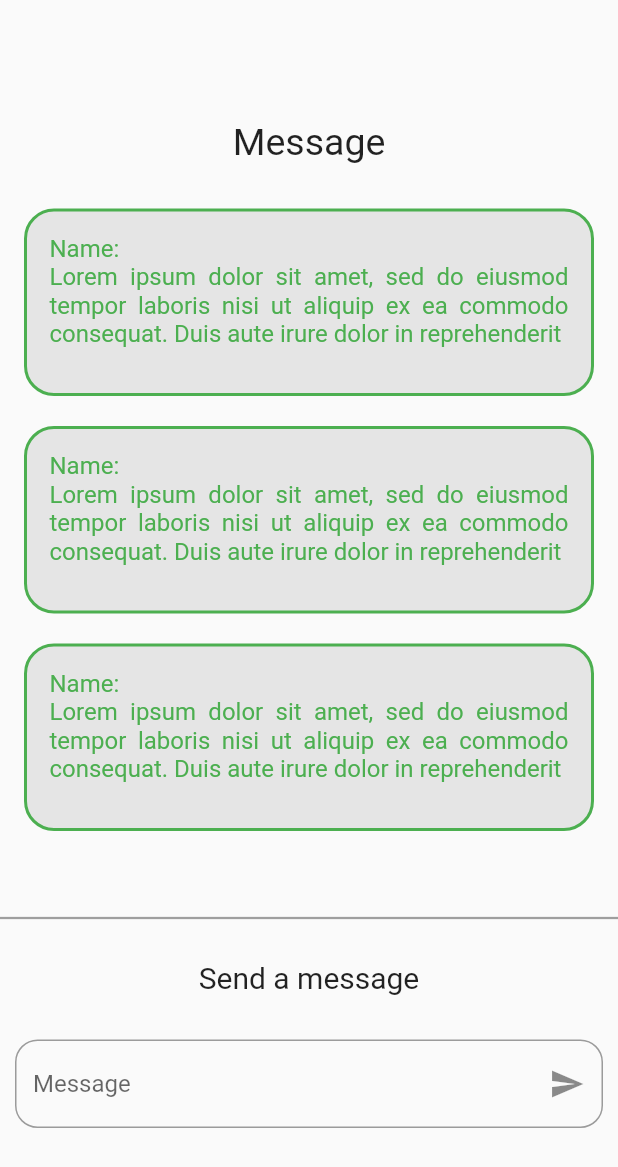
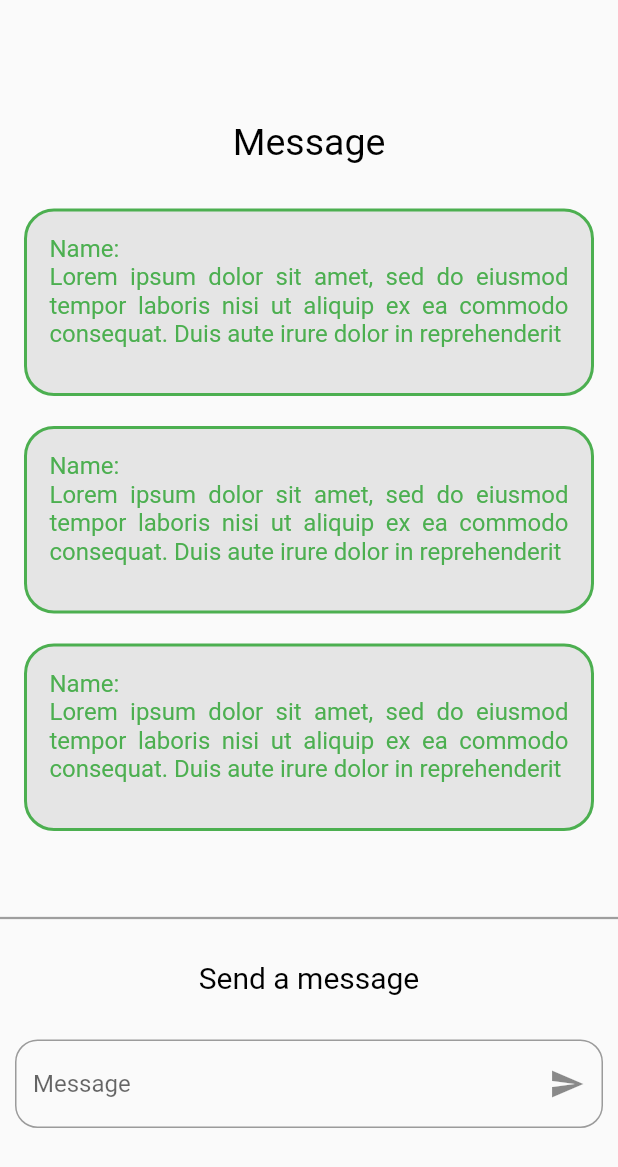
Before and after one commit to ahmadshakir21/flutter_class_assignment, a Flutter app: the screen it shows after launch, after a tap on an icon or button, on a phone screen of 412 x 824 dp. Shown: the top 1167 px of the screen. Run offline on Flutter 3.47's test engine with Material 2 defaults, Android fonts, the phone set to English and light mode, and no system bars; our stand-ins replace font_awesome_flutter; network calls fail.

Commit message:
Third Commit

```diff
--- a/lib/main.dart
+++ b/lib/main.dart
@@ -22,41 +22,6 @@ class MyApp extends StatelessWidget {
   }
 }
 
-_launchURLBrowserLinkedin() async {
-  var url = Uri.parse("https://www.linkedin.com/in/ahmad-shakir-1a6a95226/");
-  if (await canLaunchUrl(url)) {
-    await launchUrl(url);
-  } else {
-    throw 'Could not launch $url';
-  }
-}
-
-_launchURLBrowserFacebook() async {
-  var url = Uri.parse("https://www.facebook.com/Ahmad.Shakir.Khalid");
-  if (await canLaunchUrl(url)) {
-    await launchUrl(url);
-  } else {
-    throw 'Could not launch $url';
-  }
-}
-
-_launchURLBrowserTwitter() async {
-  var url = Uri.parse("https://twitter.com/home");
-  if (await canLaunchUrl(url)) {
-    await launchUrl(url);
-  } else {
-    throw 'Could not launch $url';
-  }
-}
-
-_launchURLBrowserGitHub() async {
-  var url = Uri.parse("https://github.com/ahmadshakir21");
-  if (await canLaunchUrl(url)) {
-    await launchUrl(url);
-  } else {
-    throw 'Could not launch $url';
-  }
-}
 class MyHomePage extends StatefulWidget {
   const MyHomePage({Key? key, required this.title}) : super(key: key);
 
@@ -67,13 +32,41 @@ class MyHomePage extends StatefulWidget {
 }
 
 class _MyHomePageState extends State<MyHomePage> {
-  String linkedinUrl = "https://www.linkedin.com/in/ahmad-shakir-1a6a95226/";
-  String facebookUrl = "https://www.facebook.com/Ahmad.Shakir.Khalid";
-  String twitterUrl = "https://twitter.com/home";
-  String githubUrl = "https://github.com/ahmadshakir21";
+  void _launch(String _url) async {
+    if (!await launch(_url)) throw 'Could not launch $_url';
+  }
 
   @override
   Widget build(BuildContext context) {
+    Widget containerButton(
+        {required String urlText,
+        required IconData icon,
+        required Color color,
+        required VoidCallback onPressed}) {
+      return InkWell(
+        onTap: onPressed,
+        child: Container(
+          color: color,
+          width: 370,
+          height: 50,
+          child: Row(children: [
+            const SizedBox(
+              width: 20,
+            ),
+            FaIcon(icon),
+            const SizedBox(
+              width: 113,
+            ),
+            Text(
+              urlText,
+              textAlign: TextAlign.center,
+              style: const TextStyle(fontSize: 18, fontWeight: FontWeight.w500),
+            )
+          ]),
+        ),
+      );
+    }
+
     return Scaffold(
       body: Column(
         children: [
@@ -109,64 +102,48 @@ class _MyHomePageState extends State<MyHomePage> {
           const SizedBox(
             height: 20,
           ),
-          InkWell(
-           onTap: _launchURLBrowserLinkedin,
-            child: Container(
-              color: Color.fromARGB(171, 160, 154, 216),
-              width: 370,
-              height: 50,
-              child: const ListTile(
-                leading: FaIcon(FontAwesomeIcons.linkedin),
-                title: Text("Linkedin"),
-              ),
-            ),
-          ),
+          containerButton(
+              urlText: "LinkedIn",
+              icon: FontAwesomeIcons.linkedin,
+              color: const Color(0xFF3CACAE),
+              onPressed: () {
+                const url =
+                    "https://www.linkedin.com/in/ahmad-shakir-1a6a95226/";
+                _launch(url);
+              }),
           const SizedBox(
             height: 20,
           ),
-          InkWell(
-            onTap: _launchURLBrowserFacebook,
-
-            child: Container(
-              color: Color.fromARGB(171, 66, 236, 177),
-              width: 370,
-              height: 50,
-              child: const ListTile(
-                leading: FaIcon(FontAwesomeIcons.facebook),
-                title: Text("FaceBook"),
-              ),
-            ),
-          ),
+          containerButton(
+              urlText: "Facebook",
+              icon: FontAwesomeIcons.facebook,
+              color: const Color(0xFFE0A030),
+              onPressed: () {
+                const url = "https://www.facebook.com/Ahmad.Shakir.Khalid";
+                _launch(url);
+              }),
           const SizedBox(
             height: 20,
           ),
-          InkWell(
-            onTap: _launchURLBrowserTwitter,
-            child: Container(
-              color: Color.fromARGB(171, 241, 69, 239),
-              width: 370,
-              height: 50,
-              child: const ListTile(
-                leading: FaIcon(FontAwesomeIcons.twitter),
-                title: Text("Twitter"),
-              ),
-            ),
-          ),
+          containerButton(
+              urlText: "Twitter",
+              icon: FontAwesomeIcons.twitter,
+              color: const Color(0xFFFF2768),
+              onPressed: () {
+                const url = "https://twitter.com/home";
+                _launch(url);
+              }),
           const SizedBox(
             height: 20,
           ),
-          InkWell(
-            onTap: _launchURLBrowserGitHub,
-            child: Container(
-              color: Color.fromARGB(171, 238, 205, 56),
-              width: 370,
-              height: 50,
-              child: const ListTile(
-                leading: FaIcon(FontAwesomeIcons.github),
-                title: Text("Github"),
-              ),
-            ),
-          ),
+          containerButton(
+              urlText: "Github",
+              icon: FontAwesomeIcons.github,
+              color: const Color(0xFFC26DBC),
+              onPressed: () {
+                const url = "https://github.com/ahmadshakir21";
+                _launch(url);
+              }),
           const SizedBox(
             height: 20,
           ),
@@ -190,7 +167,7 @@ class _MyHomePageState extends State<MyHomePage> {
                   radius: 30,
                   backgroundColor: Color.fromARGB(255, 240, 193, 105),
                   child: FaIcon(
-                    FontAwesomeIcons.message,
+                    FontAwesomeIcons.solidMessage,
                     size: 30,
                   )),
             ),
--- a/lib/message.dart
+++ b/lib/message.dart
@@ -14,7 +14,7 @@ class Message extends StatelessWidget {
             padding: EdgeInsets.only(top: 80, bottom: 30),
             child: Text(
               "Message",
-              style: TextStyle(fontSize: 25),
+              style: TextStyle(fontSize: 25 , color: Colors.black),
             ),
           )),
           Container(
@@ -79,7 +79,7 @@ class Message extends StatelessWidget {
             height: 20,
           ),
           const Center(
-            child: Text("Send a message" , style: TextStyle(fontSize: 20),),
+            child: Text("Send a message" , style: TextStyle(fontSize: 20 , color: Colors.black),),
           ),
           const SizedBox(
             height: 20,
@@ -93,7 +93,7 @@ class Message extends StatelessWidget {
                     hintText: 'Message',
                     border: OutlineInputBorder(
                         borderRadius: BorderRadius.circular(15),
-                        borderSide: const BorderSide(color: Colors.grey)))),
+                        borderSide: const BorderSide(color: Colors.black)))),
           ),
         ]),
       ),
```
